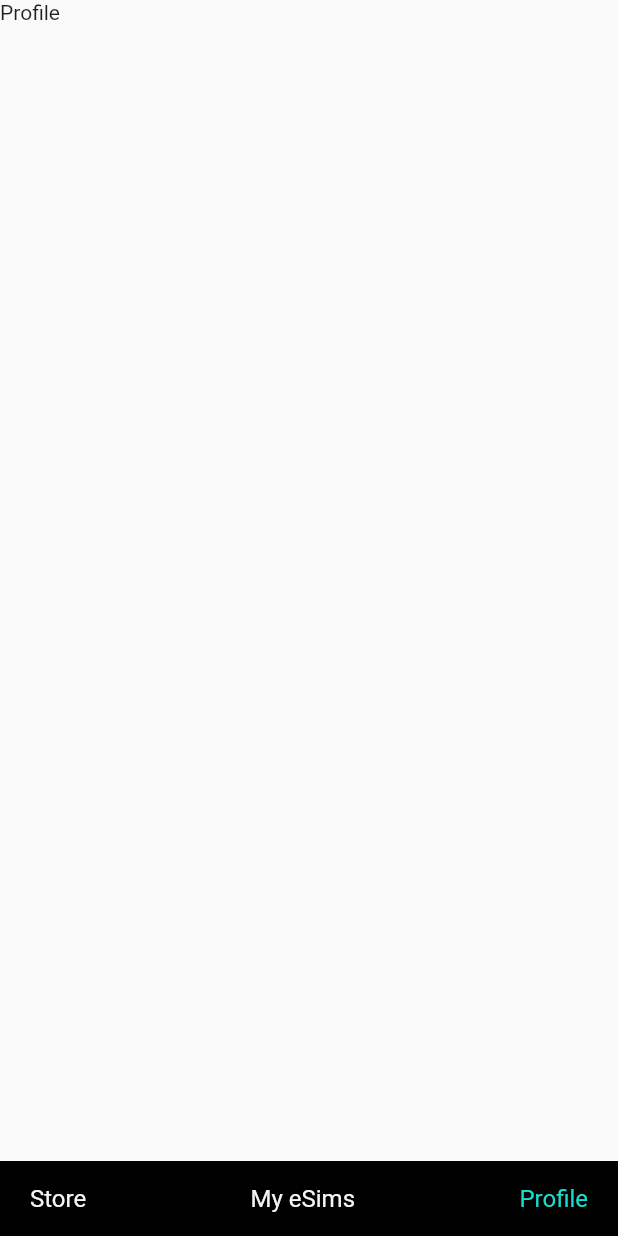
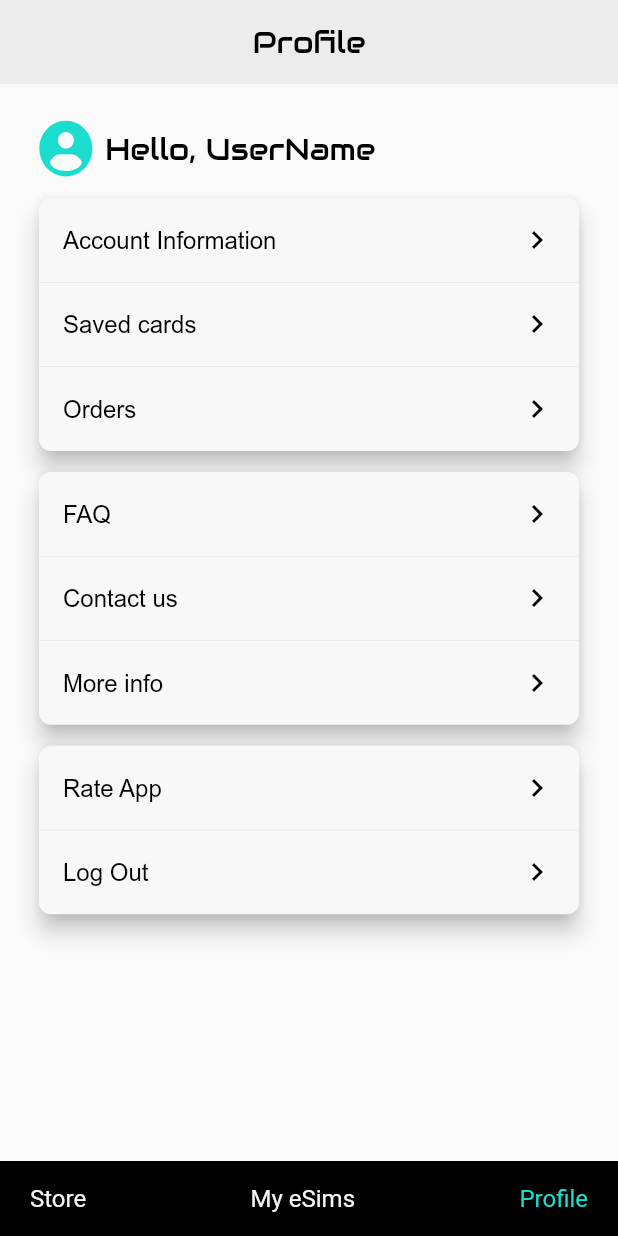
Before and after one commit to ParthAspire/SIM_EZ, a Flutter app: the BottomNavScreen screen opened by its route, item 3 of the bottom bar chosen, on a phone screen of 412 x 824 dp. Run offline on Flutter 3.47's test engine with Material 2 defaults, Android fonts, the phone set to English and light mode, and no system bars; our stand-ins replace carousel_slider, flutter_secure_storage, flutter_svg, get, logger; accounts and stored records are empty.

Commit message:
profile main screen UI - done

```diff
--- a/lib/app/common/app_constants.dart
+++ b/lib/app/common/app_constants.dart
@@ -37,6 +37,17 @@ const String kDeviceNotSupportedText='You can’t install an Sim-ez on your devi
 const String kOrLoginWith   = 'or Login with ';
 const String kMyESimSearchText   = 'search data pack for 200+ countries';
 
+
+/// profile tab strings
+const String kAccountInformation = 'Account Information';
+const String kSavedCards = 'Saved cards';
+const String kOrders = 'Orders';
+const String kFAQ = 'FAQ';
+const String kContactUs = 'Contact us';
+const String kMoreInfo = 'More info';
+const String kRateApp = 'Rate App';
+const String kLogOut = 'Log Out';
+
 class AppConstants {
   String currentRoute = '';
 
--- a/lib/app/common/color_constants.dart
+++ b/lib/app/common/color_constants.dart
@@ -14,3 +14,4 @@ const kColor26E9DC = Color(0xFF26E9DC);
 const kColorBBBBDB = Color(0xFFBBBBDB);
 const kColorF6F6F6 = Color(0xFFF6F6F6);
 const kColorD9D9D9 = Color(0xFFD9D9D9);
+const kColorF8F8F8 = Color(0xFFF8F8F8);
--- a/lib/app/common/controller_binding.dart
+++ b/lib/app/common/controller_binding.dart
@@ -4,6 +4,7 @@ import 'package:sim_ez/app/screens/authentication/login/controller/login_control
 import 'package:sim_ez/app/screens/authentication/sign_up/controller/sign_up_controller.dart';
 import 'package:sim_ez/app/screens/dashboard_screen/bottom_nav/controller/bottom_nav_controller.dart';
 import 'package:sim_ez/app/screens/dashboard_screen/my_esims/base/controller/my_esim_base_controller.dart';
+import 'package:sim_ez/app/screens/dashboard_screen/profile/base/controller/profile_base_controller.dart';
 import 'package:sim_ez/app/screens/dashboard_screen/stores/base/controller/store_base_controller.dart';
 import 'package:sim_ez/app/screens/dashboard_screen/stores/selected_country_sims/base/controller/selected_country_sims_controller.dart';
 import 'package:sim_ez/app/screens/dashboard_screen/stores/selected_country_sims/device_compatibility/controller/device_compatibility_controller.dart';
@@ -48,5 +49,9 @@ class ControllerBinding extends Bindings {
       () => DeviceCompatibilityController(),
       fenix: true,
     );
+    Get.lazyPut<ProfileBaseController>(
+      () => ProfileBaseController(),
+      fenix: true,
+    );
   }
 }
--- a/lib/app/common/image_constants.dart
+++ b/lib/app/common/image_constants.dart
@@ -26,3 +26,4 @@ const kIconCoverage = '$_iconPath/coverage_icon.svg';
 const kIconBarCode = '$_iconPath/bar_code_icon.svg';
 const kIconCarrier = '$_iconPath/carrier_icon.svg';
 const kIconWarning = '$_iconPath/warning_icon.svg';
+const kIconDefaultUser = '$_iconPath/default_user_icon.svg';
--- a/lib/app/screens/dashboard_screen/bottom_nav/view/bottom_nav_screen.dart
+++ b/lib/app/screens/dashboard_screen/bottom_nav/view/bottom_nav_screen.dart
@@ -4,6 +4,7 @@ import 'package:sim_ez/app/common/app_constants.dart';
 import 'package:sim_ez/app/common/color_constants.dart';
 import 'package:sim_ez/app/screens/dashboard_screen/bottom_nav/controller/bottom_nav_controller.dart';
 import 'package:sim_ez/app/screens/dashboard_screen/my_esims/base/view/my_esims_base_screen.dart';
+import 'package:sim_ez/app/screens/dashboard_screen/profile/base/view/profile_base_screen.dart';
 import 'package:sim_ez/app/screens/dashboard_screen/stores/base/view/store_base_screen.dart';
 
 class BottomNavScreen extends GetView<BottomNavController> {
@@ -26,7 +27,7 @@ class BottomNavScreen extends GetView<BottomNavController> {
           children: <Widget>[
             StoreBaseScreen(),
             MyESimBaseScreen(),
-            Container(child: Text('Profile')),
+            ProfileBaseScreen(),
           ],
         ),
       );
--- /dev/null
+++ b/lib/app/screens/dashboard_screen/profile/base/controller/profile_base_controller.dart
@@ -0,0 +1,3 @@
+import 'package:get/get.dart';
+
+class ProfileBaseController extends GetxController {}
--- /dev/null
+++ b/lib/app/screens/dashboard_screen/profile/base/view/profile_base_screen.dart
@@ -0,0 +1,158 @@
+import 'package:flutter/material.dart';
+import 'package:flutter_svg/flutter_svg.dart';
+import 'package:get/get.dart';
+import 'package:sim_ez/app/common/app_constants.dart';
+import 'package:sim_ez/app/common/color_constants.dart';
+import 'package:sim_ez/app/common/image_constants.dart';
+import 'package:sim_ez/app/screens/dashboard_screen/profile/base/controller/profile_base_controller.dart';
+import 'package:sim_ez/app/utils/text_styles.dart';
+
+class ProfileBaseScreen extends GetView<ProfileBaseController> {
+  const ProfileBaseScreen({Key? key}) : super(key: key);
+
+  @override
+  Widget build(BuildContext context) {
+    return Scaffold(
+      appBar: getAppBar(),
+      body: Padding(
+        padding: const EdgeInsets.symmetric(horizontal: 26, vertical: 24),
+        child: Column(
+          children: [
+            /// user name
+            Row(
+              children: [
+                SvgPicture.asset(kIconDefaultUser),
+                SizedBox(width: 8),
+                const Text('$kHello, UserName',
+                    style: TextStyles.k20ColorBlackBold400),
+              ],
+            ),
+
+            /// first card
+            Card(
+              elevation: 6,
+              shape: RoundedRectangleBorder(
+                  borderRadius: BorderRadius.circular(8)),
+              color: kColorF8F8F8,
+              margin: EdgeInsets.only(top: 14),
+              child: Column(
+                children: [
+                  ListTile(
+                    title: const Text(kAccountInformation,
+                        style: TextStyles.k16kColorBlackBold400Arial),
+                    trailing: InkWell(
+                      onTap: () {},
+                      child: const Icon(Icons.navigate_next_outlined,
+                          size: 24, color: kColorBlack),
+                    ),
+                  ), Container(height: 0.3,color: kColorD9D9D9),
+                  ListTile(
+                    title: const Text(kSavedCards,
+                        style: TextStyles.k16kColorBlackBold400Arial),
+                    trailing: InkWell(
+                      onTap: () {},
+                      child: const Icon(Icons.navigate_next_outlined,
+                          size: 24, color: kColorBlack),
+                    ),
+                  ),  Container(height: 0.3,color: kColorD9D9D9),
+                  ListTile(
+                    title: const Text(kOrders,
+                        style: TextStyles.k16kColorBlackBold400Arial),
+                    trailing: InkWell(
+                      onTap: () {},
+                      child: const Icon(Icons.navigate_next_outlined,
+                          size: 24, color: kColorBlack),
+                    ),
+                  ),
+                ],
+              ),
+            ),
+
+            /// second card
+            Card(
+              elevation: 6,
+              color: kColorF8F8F8,
+              shape: RoundedRectangleBorder(
+                  borderRadius: BorderRadius.circular(8)),
+              margin: EdgeInsets.only(top: 14),
+              child: Column(
+                children: [
+                  ListTile(
+                    title: const Text(kFAQ,
+                        style: TextStyles.k16kColorBlackBold400Arial),
+                    trailing: InkWell(
+                      onTap: () {},
+                      child: const Icon(Icons.navigate_next_outlined,
+                          size: 24, color: kColorBlack),
+                    ),
+                  ), Container(height: 0.3,color: kColorD9D9D9),
+                  ListTile(
+                    title: const Text(kContactUs,
+                        style: TextStyles.k16kColorBlackBold400Arial),
+                    trailing: InkWell(
+                      onTap: () {},
+                      child: const Icon(Icons.navigate_next_outlined,
+                          size: 24, color: kColorBlack),
+                    ),
+                  ),
+                  Container(height: 0.3, color: kColorD9D9D9),
+                  ListTile(
+                    title: const Text(kMoreInfo,
+                        style: TextStyles.k16kColorBlackBold400Arial),
+                    trailing: InkWell(
+                      onTap: () {},
+                      child: const Icon(Icons.navigate_next_outlined,
+                          size: 24, color: kColorBlack),
+                    ),
+                  ),
+                ],
+              ),
+            ),
+
+            /// Third card
+            Card(
+              elevation: 6,
+              color: kColorF8F8F8,
+              shape: RoundedRectangleBorder(
+                  borderRadius: BorderRadius.circular(8)),
+              margin: EdgeInsets.only(top: 14),
+              child: Column(
+                children: [
+                  ListTile(
+                    title: const Text(kRateApp,
+                        style: TextStyles.k16kColorBlackBold400Arial),
+                    trailing: InkWell(
+                      onTap: () {},
+                      child: const Icon(Icons.navigate_next_outlined,
+                          size: 24, color: kColorBlack),
+                    ),
+                  ),
+                  Container(height: 0.3, color: kColorD9D9D9),
+                  ListTile(
+                    title: const Text(kLogOut,
+                        style: TextStyles.k16kColorBlackBold400Arial),
+                    trailing: InkWell(
+                      onTap: () {},
+                      child: const Icon(Icons.navigate_next_outlined,
+                          size: 24, color: kColorBlack),
+                    ),
+                  ),
+                ],
+              ),
+            ),
+          ],
+        ),
+      ),
+    );
+  }
+
+  getAppBar() {
+    return AppBar(
+      backgroundColor: kColorECECEC,
+      elevation: 0,
+      automaticallyImplyLeading: false,
+      title: const Text(kProfile, style: TextStyles.k20ColorBlackBold400),
+      centerTitle: true,
+    );
+  }
+}
--- a/lib/app/utils/text_styles.dart
+++ b/lib/app/utils/text_styles.dart
@@ -172,6 +172,12 @@ class TextStyles {
     fontWeight: FontWeight.w400,
     fontFamily: fontFamilyArial,
   );
+  static const k16kColorBlackBold400Arial = TextStyle(
+    fontSize: k16FontSize,
+    color: kColorBlack,
+    fontWeight: FontWeight.w400,
+    fontFamily: fontFamilyArial,
+  );
 
   static const k20ColorBlackBold400 = TextStyle(
     fontSize: k20FontSize,
```
Also changed, not shown: lib/assets/icons/default_user_icon.svg (added).
